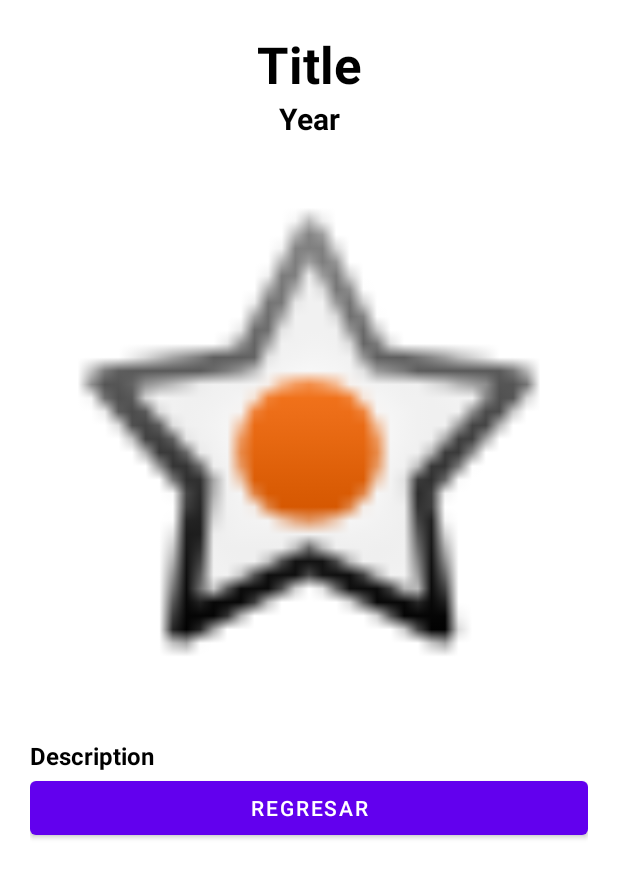
After one commit to Stevflg/Series, an Android app: the layout activity_series_data.xml on its own in the app's theme, with its tools: preview values and no code run, on a phone screen of 412 x 824 dp. The commit adds this screen. Shown: the top 878 px of the screen. Run offline under Robolectric (Android 15) with nearby library versions, the phone set to English and light mode, and no system bars.

Commit message:
Se agrego el otro activity para ver el detalle de las series

```diff
--- /dev/null
+++ b/app/src/main/res/layout/activity_series_data.xml
@@ -0,0 +1,67 @@
+<?xml version="1.0" encoding="utf-8"?>
+<androidx.constraintlayout.widget.ConstraintLayout xmlns:android="http://schemas.android.com/apk/res/android"
+    xmlns:app="http://schemas.android.com/apk/res-auto"
+    xmlns:tools="http://schemas.android.com/tools"
+    android:layout_width="match_parent"
+    android:layout_height="match_parent"
+    tools:context=".SeriesDataActivity">
+
+    <ScrollView
+        android:layout_width="match_parent"
+        android:layout_height="match_parent"
+        android:padding="20dp"
+        app:layout_constraintEnd_toEndOf="parent"
+        app:layout_constraintHorizontal_bias="0.0"
+        app:layout_constraintStart_toStartOf="parent"
+        app:layout_constraintTop_toTopOf="parent">
+
+        <LinearLayout
+            android:layout_width="match_parent"
+            android:layout_height="wrap_content"
+            android:orientation="vertical">
+
+            <TextView
+                android:id="@+id/Title"
+                android:layout_width="match_parent"
+                android:layout_height="wrap_content"
+                android:text="Title"
+                android:textAlignment="center"
+                android:textColor="@color/black"
+                android:textSize="34sp"
+                android:textStyle="bold" />
+
+            <TextView
+                android:id="@+id/Year"
+                android:layout_width="match_parent"
+                android:layout_height="wrap_content"
+                android:text="Year"
+                android:textAlignment="center"
+                android:textColor="@color/black"
+                android:textSize="20sp"
+                android:textStyle="bold" />
+
+            <ImageView
+                android:id="@+id/image_serie"
+                android:layout_width="match_parent"
+                android:layout_height="400dp"
+                app:srcCompat="@android:drawable/star_on" />
+
+            <TextView
+                android:id="@+id/description"
+                android:layout_width="match_parent"
+                android:layout_height="wrap_content"
+                android:text="Description"
+                android:textAlignment="textStart"
+                android:textColor="@color/black"
+                android:textSize="16sp"
+                android:textStyle="bold" />
+
+            <Button
+                android:id="@+id/retrn"
+                android:layout_width="match_parent"
+                android:layout_height="wrap_content"
+                android:onClick="close_dialog"
+                android:text="Regresar" />
+        </LinearLayout>
+    </ScrollView>
+</androidx.constraintlayout.widget.ConstraintLayout>
```
Also changed, not shown: app/src/main/AndroidManifest.xml (+6 -1 lines), app/src/main/java/com/example/series/MainActivity.kt (+16 -2 lines), app/src/main/java/com/example/series/SeriesDataActivity.kt (added, +30 -0 lines), 523 other files.
